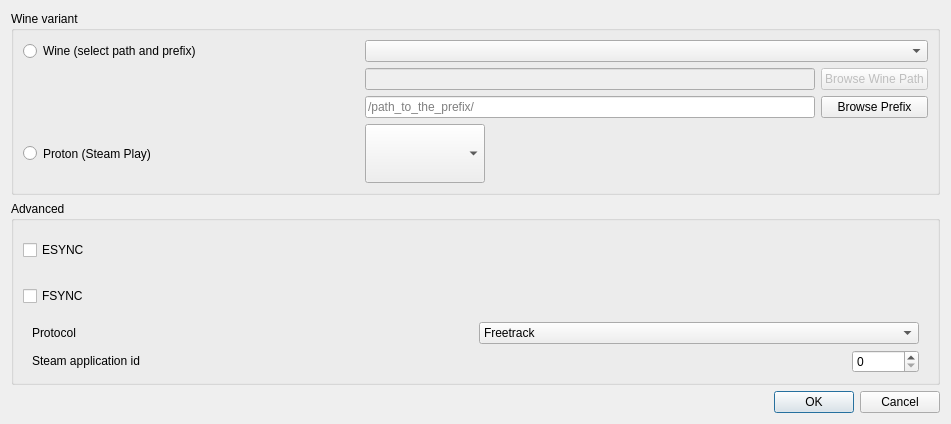
This is proto-wine/ftnoir_winecontrols.ui in opentrack/opentrack as Qt 5 draws it before an edit. The edited form follows.
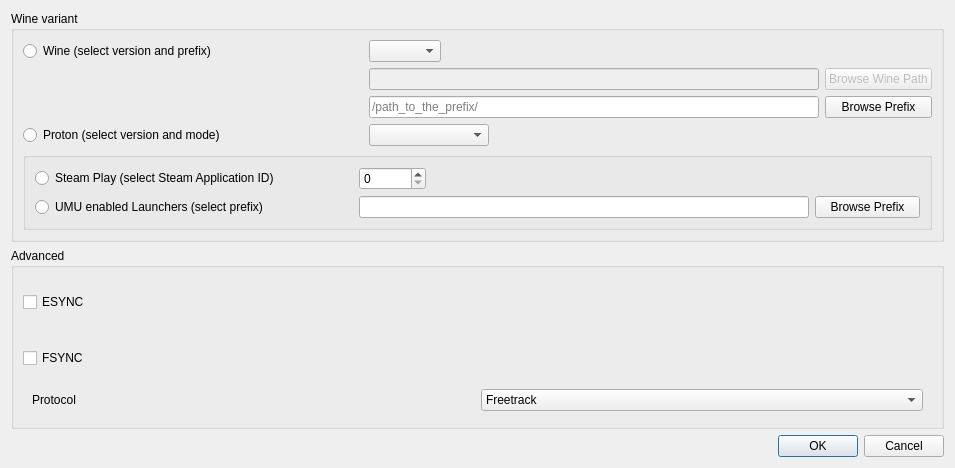
This is the edited form. Icons and pictures are not drawn.

Commit message: restructured proto-wine ui (incl. German translation)

What changed in the file:
```diff
--- a/proto-wine/ftnoir_winecontrols.ui
+++ b/proto-wine/ftnoir_winecontrols.ui
@@ -9,8 +9,8 @@
    <rect>
     <x>0</x>
     <y>0</y>
-    <width>951</width>
-    <height>424</height>
+    <width>955</width>
+    <height>468</height>
    </rect>
   </property>
   <property name="windowTitle">
@@ -32,34 +32,93 @@
      <property name="title">
       <string>Wine variant</string>
      </property>
-     <layout class="QGridLayout" name="gridLayout">
-      <item row="10" column="0">
-       <widget class="QRadioButton" name="variant_proton">
-        <property name="sizePolicy">
-         <sizepolicy hsizetype="Minimum" vsizetype="Preferred">
-          <horstretch>0</horstretch>
-          <verstretch>0</verstretch>
-         </sizepolicy>
-        </property>
-        <property name="text">
-         <string>Proton (Steam Play)</string>
-        </property>
-       </widget>
+     <layout class="QGridLayout" name="gridLayout_2">
+      <item row="1" column="1">
+       <layout class="QHBoxLayout" name="horizontalLayout_3">
+        <item>
+         <widget class="QLineEdit" name="wine_path">
+          <property name="enabled">
+           <bool>false</bool>
+          </property>
+          <property name="sizePolicy">
+           <sizepolicy hsizetype="Minimum" vsizetype="Preferred">
+            <horstretch>0</horstretch>
+            <verstretch>0</verstretch>
+           </sizepolicy>
+          </property>
+          <property name="minimumSize">
+           <size>
+            <width>450</width>
+            <height>0</height>
+           </size>
+          </property>
+          <property name="toolTip">
+           <string>&lt;html&gt;&lt;head/&gt;&lt;body&gt;&lt;p&gt;wine/runner exectuable path&lt;/p&gt;&lt;/body&gt;&lt;/html&gt;</string>
+          </property>
+          <property name="inputMask">
+           <string/>
+          </property>
+          <property name="placeholderText">
+           <string/>
+          </property>
+         </widget>
+        </item>
+        <item>
+         <widget class="QPushButton" name="browse_wine_path_button">
+          <property name="enabled">
+           <bool>false</bool>
+          </property>
+          <property name="sizePolicy">
+           <sizepolicy hsizetype="Minimum" vsizetype="Fixed">
+            <horstretch>0</horstretch>
+            <verstretch>0</verstretch>
+           </sizepolicy>
+          </property>
+          <property name="text">
+           <string>Browse Wine Path</string>
+          </property>
+         </widget>
+        </item>
+       </layout>
       </item>
-      <item row="0" column="0">
-       <widget class="QRadioButton" name="variant_wine">
-        <property name="sizePolicy">
-         <sizepolicy hsizetype="Minimum" vsizetype="Preferred">
-          <horstretch>0</horstretch>
-          <verstretch>0</verstretch>
-         </sizepolicy>
-        </property>
-        <property name="text">
-         <string>Wine (select path and prefix)</string>
-        </property>
-       </widget>
+      <item row="2" column="1">
+       <layout class="QVBoxLayout" name="verticalLayout_7">
+        <item>
+         <layout class="QHBoxLayout" name="horizontalLayout_4">
+          <item>
+           <widget class="QLineEdit" name="wineprefix">
+            <property name="sizePolicy">
+             <sizepolicy hsizetype="Minimum" vsizetype="Preferred">
+              <horstretch>0</horstretch>
+              <verstretch>0</verstretch>
+             </sizepolicy>
+            </property>
+            <property name="minimumSize">
+             <size>
+              <width>450</width>
+              <height>0</height>
+             </size>
+            </property>
+            <property name="toolTip">
+             <string>&lt;html&gt;&lt;head/&gt;&lt;body&gt;&lt;p&gt;prefix&lt;/p&gt;&lt;/body&gt;&lt;/html&gt;</string>
+            </property>
+            <property name="placeholderText">
+             <string>/path_to_the_prefix/</string>
+            </property>
+           </widget>
+          </item>
+          <item>
+           <widget class="QPushButton" name="browse_wine_prefix_button">
+            <property name="text">
+             <string>Browse Prefix</string>
+            </property>
+           </widget>
+          </item>
+         </layout>
+        </item>
+       </layout>
       </item>
-      <item row="10" column="1">
+      <item row="3" column="1">
        <widget class="QComboBox" name="proton_version">
         <property name="sizePolicy">
          <sizepolicy hsizetype="Maximum" vsizetype="Preferred">
@@ -78,83 +137,113 @@
         </property>
        </widget>
       </item>
-      <item row="9" column="1">
-       <layout class="QHBoxLayout" name="horizontalLayout_4">
-        <item>
-         <widget class="QLineEdit" name="wineprefix">
-          <property name="sizePolicy">
-           <sizepolicy hsizetype="Minimum" vsizetype="Preferred">
-            <horstretch>0</horstretch>
-            <verstretch>0</verstretch>
-           </sizepolicy>
-          </property>
-          <property name="minimumSize">
-           <size>
-            <width>450</width>
-            <height>0</height>
-           </size>
-          </property>
-          <property name="toolTip">
-           <string>&lt;html&gt;&lt;head/&gt;&lt;body&gt;&lt;p&gt;prefix&lt;/p&gt;&lt;/body&gt;&lt;/html&gt;</string>
-          </property>
-          <property name="placeholderText">
-           <string>/path_to_the_prefix/</string>
-          </property>
-         </widget>
-        </item>
-        <item>
-         <widget class="QPushButton" name="browse_wine_prefix_button">
-          <property name="text">
-           <string>Browse Prefix</string>
-          </property>
-         </widget>
-        </item>
-       </layout>
+      <item row="3" column="0">
+       <widget class="QRadioButton" name="variant_proton">
+        <property name="sizePolicy">
+         <sizepolicy hsizetype="Minimum" vsizetype="Preferred">
+          <horstretch>0</horstretch>
+          <verstretch>0</verstretch>
+         </sizepolicy>
+        </property>
+        <property name="text">
+         <string>Proton (select version and mode)</string>
+        </property>
+       </widget>
       </item>
-      <item row="8" column="1">
-       <layout class="QHBoxLayout" name="horizontalLayout_3">
-        <item>
-         <widget class="QLineEdit" name="wine_path">
-          <property name="enabled">
-           <bool>false</bool>
-          </property>
-          <property name="sizePolicy">
-           <sizepolicy hsizetype="Minimum" vsizetype="Preferred">
-            <horstretch>0</horstretch>
-            <verstretch>0</verstretch>
-           </sizepolicy>
-          </property>
-          <property name="minimumSize">
-           <size>
-            <width>450</width>
-            <height>0</height>
-           </size>
-          </property>
-          <property name="toolTip">
-           <string>&lt;html&gt;&lt;head/&gt;&lt;body&gt;&lt;p&gt;wine/runner exectuable path&lt;/p&gt;&lt;/body&gt;&lt;/html&gt;</string>
-          </property>
-          <property name="inputMask">
-           <string/>
-          </property>
-          <property name="placeholderText">
-           <string/>
-          </property>
-         </widget>
-        </item>
-        <item>
-         <widget class="QPushButton" name="browse_wine_path_button">
-          <property name="enabled">
-           <bool>false</bool>
-          </property>
-          <property name="text">
-           <string>Browse Wine Path</string>
-          </property>
-         </widget>
-        </item>
-       </layout>
+      <item row="0" column="0">
+       <widget class="QRadioButton" name="variant_wine">
+        <property name="sizePolicy">
+         <sizepolicy hsizetype="Minimum" vsizetype="Preferred">
+          <horstretch>0</horstretch>
+          <verstretch>0</verstretch>
+         </sizepolicy>
+        </property>
+        <property name="text">
+         <string>Wine (select version and prefix)</string>
+        </property>
+       </widget>
       </item>
       <item row="0" column="1">
-       <widget class="QComboBox" name="wine_path_combo"/>
+       <widget class="QComboBox" name="wine_path_combo">
+        <property name="sizePolicy">
+         <sizepolicy hsizetype="Maximum" vsizetype="Preferred">
+          <horstretch>0</horstretch>
+          <verstretch>0</verstretch>
+         </sizepolicy>
+        </property>
+       </widget>
+      </item>
+      <item row="4" column="0" colspan="2">
+       <widget class="QGroupBox" name="verticalGroupBox_3">
+        <layout class="QGridLayout" name="gridLayout">
+         <item row="0" column="1">
+          <widget class="QSpinBox" name="proton_appid">
+           <property name="sizePolicy">
+            <sizepolicy hsizetype="Maximum" vsizetype="Preferred">
+             <horstretch>0</horstretch>
+             <verstretch>0</verstretch>
+            </sizepolicy>
+           </property>
+           <property name="maximum">
+            <number>2147483647</number>
+           </property>
+          </widget>
+         </item>
+         <item row="0" column="0">
+          <widget class="QRadioButton" name="subvariant_steamplay">
+           <property name="text">
+            <string>Steam Play (select Steam Application ID)</string>
+           </property>
+          </widget>
+         </item>
+         <item row="1" column="0">
+          <widget class="QRadioButton" name="subvariant_umu">
+           <property name="text">
+            <string>UMU enabled Launchers (select prefix)</string>
+           </property>
+          </widget>
+         </item>
+         <item row="1" column="1">
+          <layout class="QHBoxLayout" name="horizontalLayout_7">
+           <item>
+            <widget class="QLineEdit" name="protonprefix">
+             <property name="sizePolicy">
+              <sizepolicy hsizetype="Fixed" vsizetype="Preferred">
+               <horstretch>0</horstretch>
+               <verstretch>0</verstretch>
+              </sizepolicy>
+             </property>
+             <property name="minimumSize">
+              <size>
+               <width>450</width>
+               <height>0</height>
+              </size>
+             </property>
+            </widget>
+           </item>
+           <item>
+            <widget class="QPushButton" name="browse_proton_path_button">
+             <property name="sizePolicy">
+              <sizepolicy hsizetype="Minimum" vsizetype="Fixed">
+               <horstretch>0</horstretch>
+               <verstretch>0</verstretch>
+              </sizepolicy>
+             </property>
+             <property name="minimumSize">
+              <size>
+               <width>105</width>
+               <height>0</height>
+              </size>
+             </property>
+             <property name="text">
+              <string>Browse Prefix</string>
+             </property>
+            </widget>
+           </item>
+          </layout>
+         </item>
+        </layout>
+       </widget>
       </item>
      </layout>
     </widget>
@@ -271,32 +360,6 @@
          <property name="bottomMargin">
           <number>0</number>
          </property>
-         <item>
-          <widget class="QLabel" name="label">
-           <property name="sizePolicy">
-            <sizepolicy hsizetype="Preferred" vsizetype="Maximum">
-             <horstretch>0</horstretch>
-             <verstretch>0</verstretch>
-            </sizepolicy>
-           </property>
-           <property name="text">
-            <string>Steam application id</string>
-           </property>
-          </widget>
-         </item>
-         <item>
-          <widget class="QSpinBox" name="proton_appid">
-           <property name="sizePolicy">
-            <sizepolicy hsizetype="Maximum" vsizetype="Preferred">
-             <horstretch>0</horstretch>
-             <verstretch>0</verstretch>
-            </sizepolicy>
-           </property>
-           <property name="maximum">
-            <number>2147483647</number>
-           </property>
-          </widget>
-         </item>
         </layout>
        </widget>
       </item>
```
The commit also changes 5 other files.
